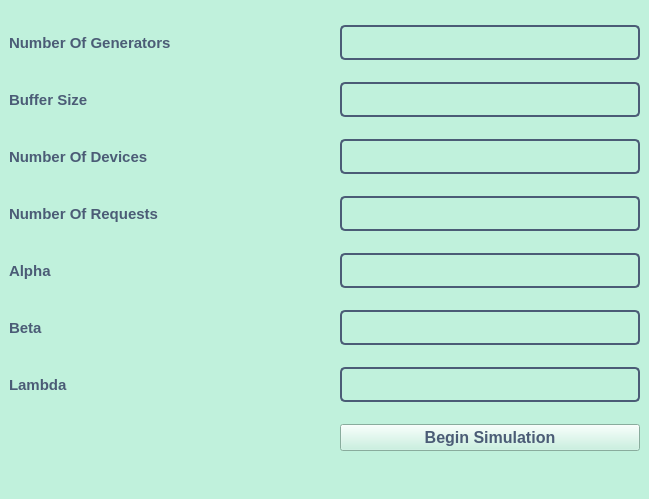
Above: mainwindow.ui from vladislavzasyadko/smo_course_work before the change. Below: the same form after it.
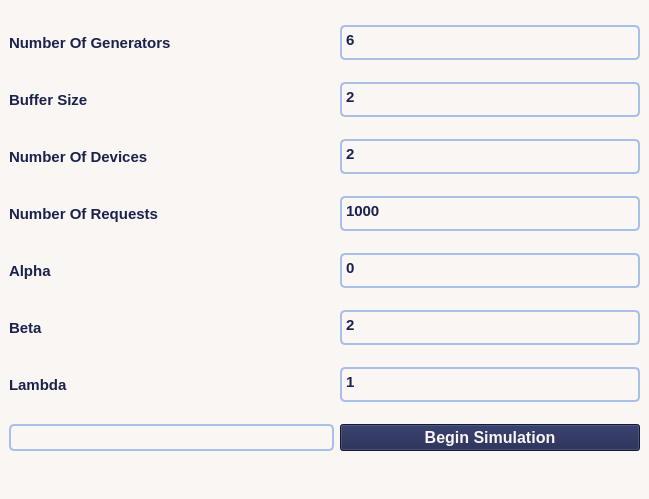
That is the form after the change.

```diff
--- a/mainwindow.ui
+++ b/mainwindow.ui
@@ -14,9 +14,9 @@
    <string>MainWindow</string>
   </property>
   <property name="styleSheet">
-   <string notr="true">background-color:#C0F1DC ;
-color: #4B5C76;
-font-family: helvetica;
+   <string notr="true">background-color:#F9F6F4 ;
+color:#1B224D; 
+font-family: 'Roboto', sans-serif;
 font-size: 15px;
 font-weight: bold;</string>
   </property>
@@ -33,8 +33,16 @@
       <property name="styleSheet">
        <string notr="true">outline: 0;
 background: transparent;
-border: 2px solid #4B5C76;
-border-radius: 5px;</string>
+border: 2px solid #A8C0E9;
+border-radius: 5px;
+font-size:15px;</string>
+      </property>
+      <property name="html">
+       <string>&lt;!DOCTYPE HTML PUBLIC &quot;-//W3C//DTD HTML 4.0//EN&quot; &quot;http://www.w3.org/TR/REC-html40/strict.dtd&quot;&gt;
+&lt;html&gt;&lt;head&gt;&lt;meta name=&quot;qrichtext&quot; content=&quot;1&quot; /&gt;&lt;style type=&quot;text/css&quot;&gt;
+p, li { white-space: pre-wrap; }
+&lt;/style&gt;&lt;/head&gt;&lt;body style=&quot; font-family:'Roboto','sans-serif'; font-size:15px; font-weight:600; font-style:normal;&quot;&gt;
+&lt;p style=&quot; margin-top:0px; margin-bottom:0px; margin-left:0px; margin-right:0px; -qt-block-indent:0; text-indent:0px;&quot;&gt;&lt;span style=&quot; font-size:15px;&quot;&gt;2&lt;/span&gt;&lt;/p&gt;&lt;/body&gt;&lt;/html&gt;</string>
       </property>
      </widget>
     </item>
@@ -49,8 +57,16 @@
       <property name="styleSheet">
        <string notr="true">outline: 0;
 background: transparent;
-border: 2px solid #4B5C76;
-border-radius: 5px;</string>
+border: 2px solid #A8C0E9;
+border-radius: 5px;
+font-size:15px;</string>
+      </property>
+      <property name="html">
+       <string>&lt;!DOCTYPE HTML PUBLIC &quot;-//W3C//DTD HTML 4.0//EN&quot; &quot;http://www.w3.org/TR/REC-html40/strict.dtd&quot;&gt;
+&lt;html&gt;&lt;head&gt;&lt;meta name=&quot;qrichtext&quot; content=&quot;1&quot; /&gt;&lt;style type=&quot;text/css&quot;&gt;
+p, li { white-space: pre-wrap; }
+&lt;/style&gt;&lt;/head&gt;&lt;body style=&quot; font-family:'Roboto','sans-serif'; font-size:15px; font-weight:600; font-style:normal;&quot;&gt;
+&lt;p style=&quot; margin-top:0px; margin-bottom:0px; margin-left:0px; margin-right:0px; -qt-block-indent:0; text-indent:0px;&quot;&gt;&lt;span style=&quot; font-size:15px;&quot;&gt;2&lt;/span&gt;&lt;/p&gt;&lt;/body&gt;&lt;/html&gt;</string>
       </property>
      </widget>
     </item>
@@ -79,8 +95,16 @@
       <property name="styleSheet">
        <string notr="true">outline: 0;
 background: transparent;
-border: 2px solid #4B5C76;
-border-radius: 5px;</string>
+border: 2px solid #A8C0E9;
+border-radius: 5px;
+font-size:15px;</string>
+      </property>
+      <property name="html">
+       <string>&lt;!DOCTYPE HTML PUBLIC &quot;-//W3C//DTD HTML 4.0//EN&quot; &quot;http://www.w3.org/TR/REC-html40/strict.dtd&quot;&gt;
+&lt;html&gt;&lt;head&gt;&lt;meta name=&quot;qrichtext&quot; content=&quot;1&quot; /&gt;&lt;style type=&quot;text/css&quot;&gt;
+p, li { white-space: pre-wrap; }
+&lt;/style&gt;&lt;/head&gt;&lt;body style=&quot; font-family:'Roboto','sans-serif'; font-size:15px; font-weight:600; font-style:normal;&quot;&gt;
+&lt;p style=&quot; margin-top:0px; margin-bottom:0px; margin-left:0px; margin-right:0px; -qt-block-indent:0; text-indent:0px;&quot;&gt;&lt;span style=&quot; font-size:15px;&quot;&gt;0&lt;/span&gt;&lt;/p&gt;&lt;/body&gt;&lt;/html&gt;</string>
       </property>
      </widget>
     </item>
@@ -116,8 +140,16 @@
       <property name="styleSheet">
        <string notr="true">outline: 0;
 background: transparent;
-border: 2px solid #4B5C76;
-border-radius: 5px;</string>
+border: 2px solid #A8C0E9;
+border-radius: 5px;
+font-size:15px;</string>
+      </property>
+      <property name="html">
+       <string>&lt;!DOCTYPE HTML PUBLIC &quot;-//W3C//DTD HTML 4.0//EN&quot; &quot;http://www.w3.org/TR/REC-html40/strict.dtd&quot;&gt;
+&lt;html&gt;&lt;head&gt;&lt;meta name=&quot;qrichtext&quot; content=&quot;1&quot; /&gt;&lt;style type=&quot;text/css&quot;&gt;
+p, li { white-space: pre-wrap; }
+&lt;/style&gt;&lt;/head&gt;&lt;body style=&quot; font-family:'Roboto','sans-serif'; font-size:15px; font-weight:600; font-style:normal;&quot;&gt;
+&lt;p style=&quot; margin-top:0px; margin-bottom:0px; margin-left:0px; margin-right:0px; -qt-block-indent:0; text-indent:0px;&quot;&gt;&lt;span style=&quot; font-size:15px;&quot;&gt;6&lt;/span&gt;&lt;/p&gt;&lt;/body&gt;&lt;/html&gt;</string>
       </property>
      </widget>
     </item>
@@ -146,15 +178,24 @@
       <property name="styleSheet">
        <string notr="true">outline: 0;
 background: transparent;
-border: 2px solid #4B5C76;
-border-radius: 5px;</string>
+border: 2px solid #A8C0E9;
+border-radius: 5px;
+font-size:15px;</string>
+      </property>
+      <property name="html">
+       <string>&lt;!DOCTYPE HTML PUBLIC &quot;-//W3C//DTD HTML 4.0//EN&quot; &quot;http://www.w3.org/TR/REC-html40/strict.dtd&quot;&gt;
+&lt;html&gt;&lt;head&gt;&lt;meta name=&quot;qrichtext&quot; content=&quot;1&quot; /&gt;&lt;style type=&quot;text/css&quot;&gt;
+p, li { white-space: pre-wrap; }
+&lt;/style&gt;&lt;/head&gt;&lt;body style=&quot; font-family:'Roboto','sans-serif'; font-size:15px; font-weight:600; font-style:normal;&quot;&gt;
+&lt;p style=&quot; margin-top:0px; margin-bottom:0px; margin-left:0px; margin-right:0px; -qt-block-indent:0; text-indent:0px;&quot;&gt;&lt;span style=&quot; font-size:15px;&quot;&gt;1000&lt;/span&gt;&lt;/p&gt;&lt;/body&gt;&lt;/html&gt;</string>
       </property>
      </widget>
     </item>
     <item row="7" column="1">
      <widget class="QPushButton" name="beginSimulation">
       <property name="styleSheet">
-       <string notr="true"> color: #4B5C76;
+       <string notr="true"> color: #F9F6F4;
+ background-color:#1B224D; 
  font-size: 16px;
  border: 0.2em solid var(--c);
  border-radius: 0.5em;
@@ -162,14 +203,10 @@
  height: 3em;
  text-transform: uppercase;
  font-weight: bold;
- font-family: helvetica;
- letter-spacing: 0.1em;
+  font-family: 'Roboto', sans-serif;
  text-align: center;
  line-height: 3em;
  position: relative;
- overflow: hidden;
- z-index: 1;
- transition: 0.5s;
  margin: 1em;</string>
       </property>
       <property name="text">
@@ -188,8 +225,16 @@
       <property name="styleSheet">
        <string notr="true">outline: 0;
 background: transparent;
-border: 2px solid #4B5C76;
-border-radius: 5px;</string>
+border: 2px solid #A8C0E9;
+border-radius: 5px;
+font-size:15px;</string>
+      </property>
+      <property name="html">
+       <string>&lt;!DOCTYPE HTML PUBLIC &quot;-//W3C//DTD HTML 4.0//EN&quot; &quot;http://www.w3.org/TR/REC-html40/strict.dtd&quot;&gt;
+&lt;html&gt;&lt;head&gt;&lt;meta name=&quot;qrichtext&quot; content=&quot;1&quot; /&gt;&lt;style type=&quot;text/css&quot;&gt;
+p, li { white-space: pre-wrap; }
+&lt;/style&gt;&lt;/head&gt;&lt;body style=&quot; font-family:'Roboto','sans-serif'; font-size:15px; font-weight:600; font-style:normal;&quot;&gt;
+&lt;p style=&quot; margin-top:0px; margin-bottom:0px; margin-left:0px; margin-right:0px; -qt-block-indent:0; text-indent:0px;&quot;&gt;&lt;span style=&quot; font-size:15px;&quot;&gt;2&lt;/span&gt;&lt;/p&gt;&lt;/body&gt;&lt;/html&gt;</string>
       </property>
      </widget>
     </item>
@@ -204,13 +249,28 @@
       <property name="styleSheet">
        <string notr="true">outline: 0;
 background: transparent;
-border: 2px solid #4B5C76;
-border-radius: 5px;</string>
+border: 2px solid #A8C0E9;
+border-radius: 5px;
+font-size:15px;</string>
+      </property>
+      <property name="html">
+       <string>&lt;!DOCTYPE HTML PUBLIC &quot;-//W3C//DTD HTML 4.0//EN&quot; &quot;http://www.w3.org/TR/REC-html40/strict.dtd&quot;&gt;
+&lt;html&gt;&lt;head&gt;&lt;meta name=&quot;qrichtext&quot; content=&quot;1&quot; /&gt;&lt;style type=&quot;text/css&quot;&gt;
+p, li { white-space: pre-wrap; }
+&lt;/style&gt;&lt;/head&gt;&lt;body style=&quot; font-family:'Roboto','sans-serif'; font-size:15px; font-weight:600; font-style:normal;&quot;&gt;
+&lt;p style=&quot; margin-top:0px; margin-bottom:0px; margin-left:0px; margin-right:0px; -qt-block-indent:0; text-indent:0px;&quot;&gt;&lt;span style=&quot; font-size:15px;&quot;&gt;1&lt;/span&gt;&lt;/p&gt;&lt;/body&gt;&lt;/html&gt;</string>
       </property>
      </widget>
     </item>
     <item row="7" column="0">
      <widget class="QLabel" name="infoCheck">
+      <property name="styleSheet">
+       <string notr="true">outline: 0;
+background: transparent;
+border: 2px solid #A8C0E9;
+border-radius: 5px;
+font-size:15px;</string>
+      </property>
       <property name="text">
        <string/>
       </property>
```
Left out of the diff: 2 changed lines with no effect on the pictures.
